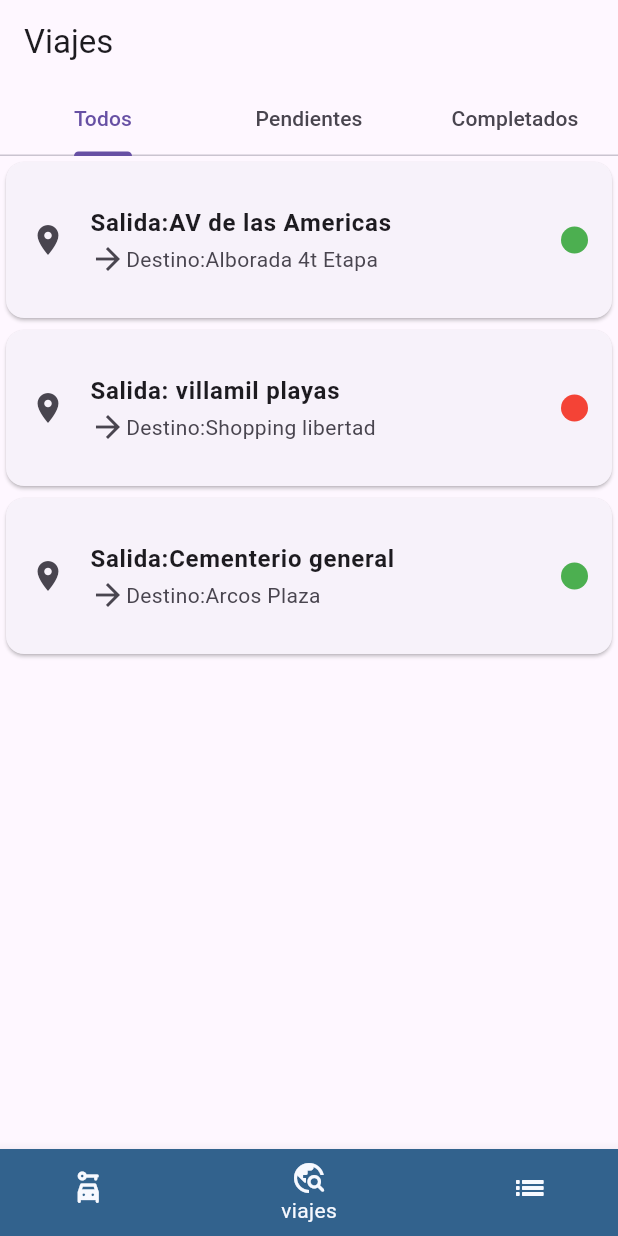
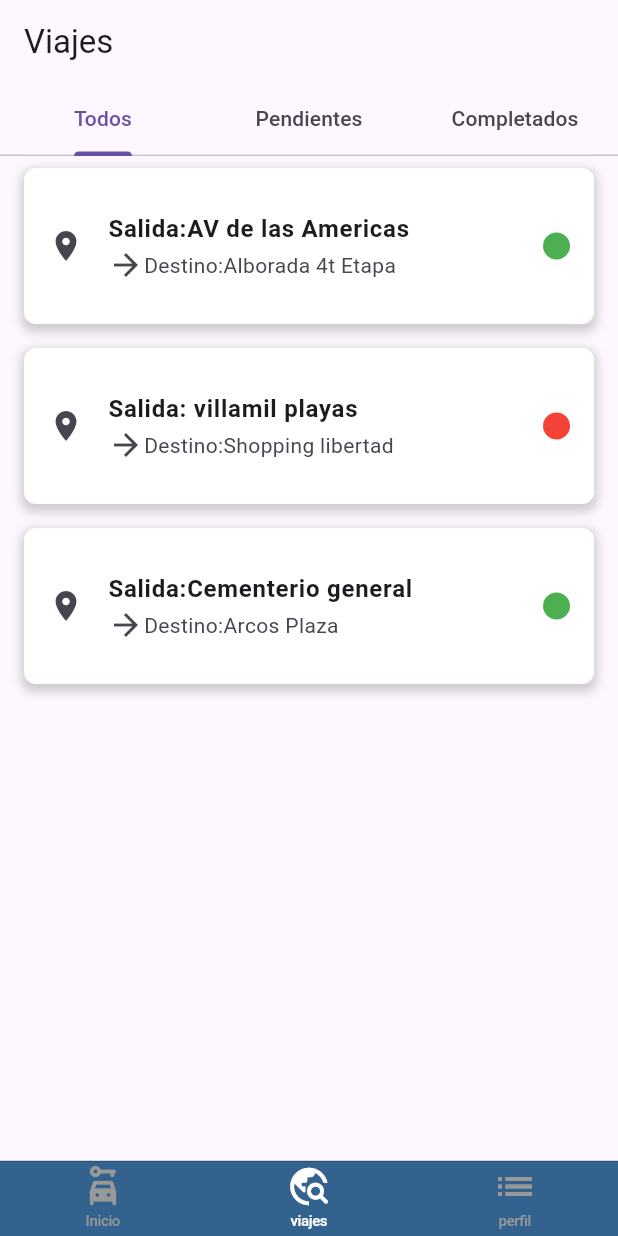
Before and after one commit to guidoo25/macrologistic, a Flutter app: the navbar screen opened by its route, item 2 of the bottom bar chosen, on a phone screen of 412 x 824 dp. Run offline on Flutter 3.47's test engine with Material 3 defaults, Android fonts, the phone set to English and light mode, and no system bars; our stand-ins replace flutter_dotenv, flutter_map, flutter_riverpod, go_router, latlong2; missing offline and left inert: flutter_osm_plugin, open_route_service.

Commit message:
cambios en visual y plugin maps

```diff
--- a/lib/screens/conductor/list_builder_viajes.dart
+++ b/lib/screens/conductor/list_builder_viajes.dart
@@ -3,14 +3,13 @@ import 'package:macrologistic/models/viaje.dart';
 
 class Listviajest extends StatelessWidget {
   List<Viaje> viajesBonitos = [];
+
   Listviajest({
     required this.viajesBonitos,
   });
 
-
   @override
   Widget build(BuildContext context) {
-
     return ListView.builder(
       itemCount: viajesBonitos.length,
       itemBuilder: (context, index) {
@@ -19,7 +18,20 @@ class Listviajest extends StatelessWidget {
         // Determinar el color del estado
         Color estadoColor = index % 2 == 0 ? Colors.green : Colors.red;
 
-                  return Card(
+        return Container(
+          margin: const EdgeInsets.symmetric(vertical: 8, horizontal: 16),
+          decoration: BoxDecoration(
+            borderRadius: BorderRadius.circular(8),
+            color: Colors.white,
+            boxShadow: [
+              BoxShadow(
+                color: Colors.grey.withOpacity(0.5),
+                spreadRadius: 2,
+                blurRadius: 5,
+                offset: const Offset(0, 3),
+              ),
+            ],
+          ),
           child: ListTile(
             contentPadding: const EdgeInsets.all(16),
             leading: const Icon(Icons.location_on),
--- a/lib/screens/navbart.dart
+++ b/lib/screens/navbart.dart
@@ -1,9 +1,9 @@
-
 import 'package:flutter/cupertino.dart';
 import 'package:flutter/material.dart';
 import 'package:flutter/widgets.dart';
 import 'package:macrologistic/screens/conductor/list_viaJes.dart';
 import 'package:macrologistic/screens/homescreen.dart';
+import 'package:macrologistic/screens/maps/mapview.dart';
 
 class navbar extends StatefulWidget {
   static const name = 'homeScreen';
@@ -13,7 +13,7 @@ class navbar extends StatefulWidget {
 
 class _homeScreenState extends State<navbar> {
   int selectedIndex = 0;
-  final screens = [Homescreen(), ListViajes(), Container()];
+  final screens = [Homescreen(), ListViajes(), MapView()];
 
   @override
   Widget build(BuildContext context) {
@@ -23,30 +23,27 @@ class _homeScreenState extends State<navbar> {
         index: selectedIndex,
         children: screens,
       ),
-      bottomNavigationBar: BottomNavigationBar(
-        unselectedFontSize: 12,
-        landscapeLayout: BottomNavigationBarLandscapeLayout.centered,
-        type: BottomNavigationBarType.shifting,
+      bottomNavigationBar: CupertinoTabBar( // Use CupertinoTabBar for Apple-like appearance
+        backgroundColor: color.primary,
+        activeColor: Colors.white,
+
         currentIndex: selectedIndex,
         onTap: ((value) => setState(() => selectedIndex = value)),
         items: [
           BottomNavigationBarItem(
             icon: Icon(Icons.car_rental_rounded),
             activeIcon: Icon(Icons.car_rental),
-            backgroundColor: color.primary,
             label: 'Inicio',
           ),
           BottomNavigationBarItem(
             icon: Icon(Icons.travel_explore_rounded),
             activeIcon: Icon(Icons.travel_explore_rounded),
             label: 'viajes',
-            backgroundColor: color.primary,
           ),
           BottomNavigationBarItem(
             icon: Icon(Icons.list_sharp),
             activeIcon: Icon(Icons.list),
             label: 'perfil',
-            backgroundColor: color.primary,
           ),
         ],
       ),
```
Also changed, not shown: lib/screens/conductor/card.dart (+39 -15 lines), lib/screens/homescreen.dart (+13 -9 lines), lib/screens/maps/mapscreen.dart (+16 -0 lines), lib/screens/maps/mapview.dart (added, +74 -0 lines), lib/widgets/conductor.dart (+14 -11 lines), pubspec.yaml (+6 -5 lines), pubspec.lock, 17 other files. Lines whose indentation alone changed are shown as unchanged.
